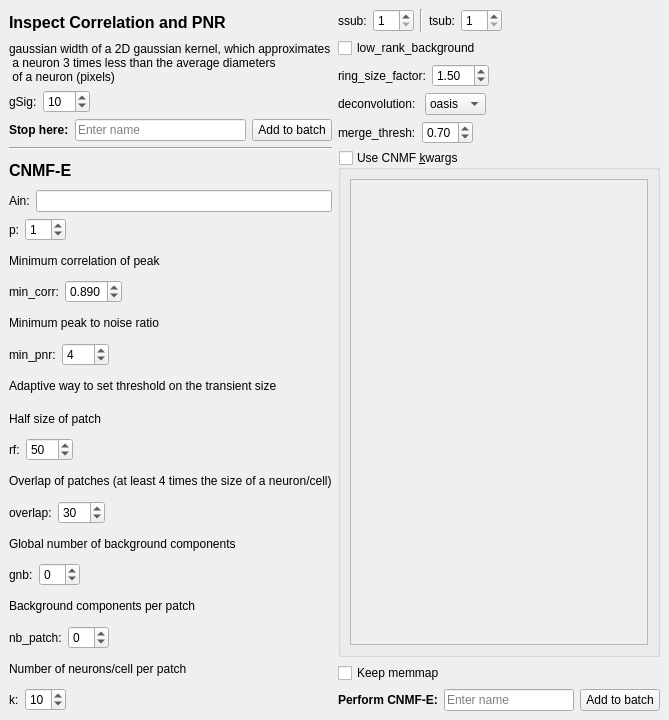
Qt form caiman_napari/ui_files/cnmfe_template_dockwidget.ui (nel-lab/mesmerize-napari) before a commit.
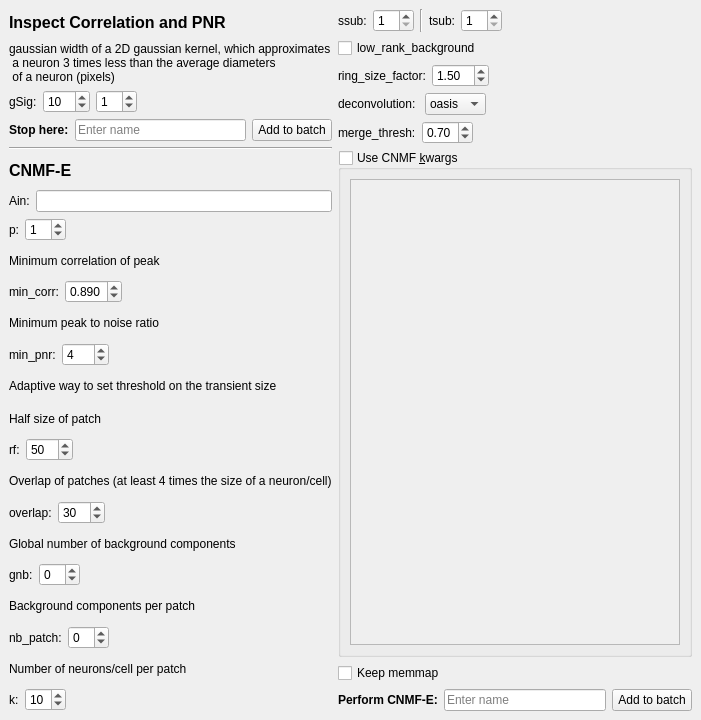
The same form after that commit.

Commit message: added downsample ratio to gui, params, and cn/pnr functions. Have trouble getting gui to load properly if I include a label for the downsample spin box, will work on later

Diff of the .ui file:
```diff
--- a/caiman_napari/ui_files/cnmfe_template_dockwidget.ui
+++ b/caiman_napari/ui_files/cnmfe_template_dockwidget.ui
@@ -9,7 +9,7 @@
    <rect>
     <x>0</x>
     <y>0</y>
-    <width>669</width>
+    <width>701</width>
     <height>720</height>
    </rect>
   </property>
@@ -74,6 +74,13 @@
           </property>
          </widget>
         </item>
+        <item>
+         <widget class="QSpinBox" name="spinBoxDownsample">
+          <property name="value">
+           <number>1</number>
+          </property>
+         </widget>
+        </item>
         <item>
          <spacer name="horizontalSpacer">
           <property name="orientation">
```
The commit also changes 3 other files.
